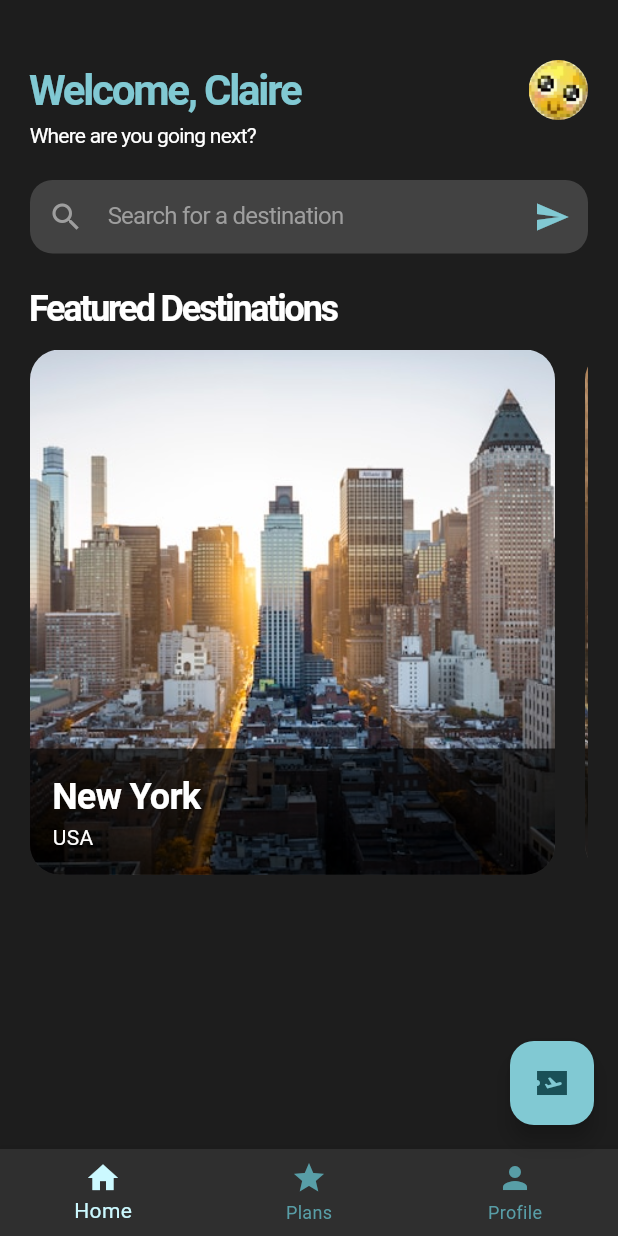
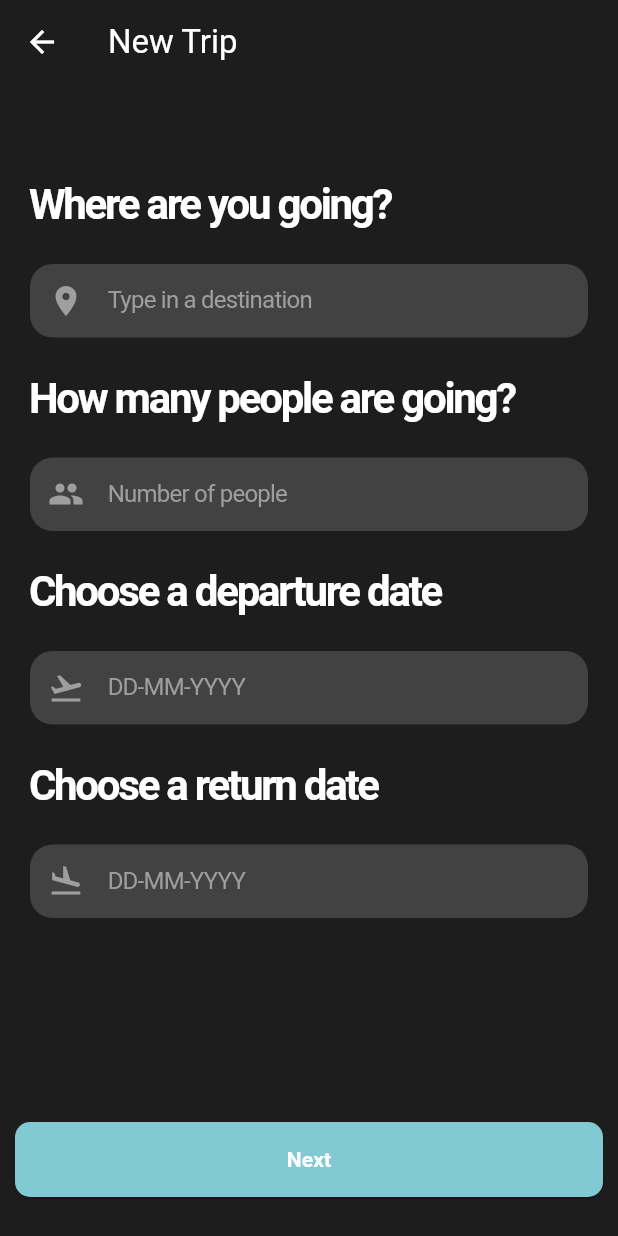
Before and after one commit to dnrm/vecto, a Flutter app: the HomeScreen screen opened directly, after a tap on the "airplane ticket" icon, on a phone screen of 412 x 824 dp. Run offline on Flutter 3.47's test engine with Material 3 defaults, Android fonts, the phone set to English and light mode, and no system bars.

Commit message:
Added form lol

```diff
--- a/lib/screens/home.dart
+++ b/lib/screens/home.dart
@@ -1,7 +1,9 @@
 import 'package:flutter/material.dart';
 import 'package:vecto/constants.dart';
+import 'package:vecto/screens/new_trip.dart';
 
 import 'package:vecto/widgets/featured_destinations.dart';
+import 'package:vecto/widgets/popular_destinations.dart';
 
 class HomeScreen extends StatelessWidget {
   const HomeScreen({super.key});
@@ -10,7 +12,16 @@ class HomeScreen extends StatelessWidget {
   Widget build(BuildContext context) {
     return Scaffold(
       floatingActionButton: FloatingActionButton(
-        onPressed: () {},
+        onPressed: () {
+          Navigator.push(
+            context,
+            MaterialPageRoute(
+              builder: (context) {
+                return const NewTripPage();
+              },
+            ),
+          );
+        },
         backgroundColor: primaryDark,
         foregroundColor: const Color.fromARGB(255, 26, 80, 87),
         child: const Icon(Icons.airplane_ticket_sharp),
@@ -23,7 +34,8 @@ class HomeScreen extends StatelessWidget {
           BottomNavigationBarItem(icon: Icon(Icons.home), label: 'Home'),
           BottomNavigationBarItem(icon: Icon(Icons.star), label: 'Plans'),
           BottomNavigationBarItem(icon: Icon(Icons.person), label: 'Profile'),
-          ]),
+        ],
+      ),
       backgroundColor: backgroundGrey,
       body: SafeArea(
         child: SingleChildScrollView(
@@ -112,6 +124,10 @@ class HomeScreen extends StatelessWidget {
                 height: 20,
               ),
               const FeaturedDestinations(),
+              const SizedBox(
+                height: 20,
+              ),
+              const PopularDestinations(),
             ],
           ),
         ),
--- /dev/null
+++ b/lib/screens/new_trip.dart
@@ -0,0 +1,236 @@
+import 'package:flutter/material.dart';
+import 'package:vecto/constants.dart';
+
+class NewTripPage extends StatefulWidget {
+  const NewTripPage({super.key});
+
+  @override
+  State<NewTripPage> createState() => _NewTripPageState();
+}
+
+class _NewTripPageState extends State<NewTripPage> {
+  final TextEditingController _destinationController = TextEditingController();
+  final TextEditingController _peopleController = TextEditingController();
+  final TextEditingController _departureController = TextEditingController();
+  final TextEditingController _returnController = TextEditingController();
+
+  @override
+  Widget build(BuildContext context) {
+    return Scaffold(
+      floatingActionButtonLocation: FloatingActionButtonLocation.centerFloat,
+      floatingActionButton: SizedBox(
+        width: double.infinity,
+        child: _nextButton(),
+      ),
+      backgroundColor: backgroundGrey,
+      appBar: AppBar(
+        title: const Text('New Trip'),
+        backgroundColor: backgroundGrey,
+        foregroundColor: Colors.white,
+      ),
+      body: SafeArea(
+        child: SingleChildScrollView(
+          padding: const EdgeInsets.all(20),
+          child: Column(
+            crossAxisAlignment: CrossAxisAlignment.stretch,
+            children: [
+              // Headings with questions
+              const SizedBox(height: 40),
+              const Text(
+                'Where are you going?',
+                style: TextStyle(
+                  color: Colors.white,
+                  fontSize: 28,
+                  fontWeight: FontWeight.bold,
+                  letterSpacing: -1.5,
+                ),
+              ),
+              const SizedBox(height: 20),
+              Container(
+                decoration: BoxDecoration(
+                  color: Colors.grey[800],
+                  borderRadius: BorderRadius.circular(15),
+                ),
+                child: TextField(
+                  controller: _destinationController,
+                  style: const TextStyle(
+                    color: Colors.white,
+                  ),
+                  decoration: const InputDecoration(
+                    prefixIcon: Icon(
+                      Icons.location_on,
+                      color: Colors.grey,
+                    ),
+                    hintText: "Type in a destination",
+                    hintStyle: TextStyle(
+                      color: Colors.grey,
+                      letterSpacing: -0.5,
+                    ),
+                    border: InputBorder.none,
+                    contentPadding: EdgeInsets.symmetric(
+                      horizontal: 20,
+                      vertical: 12.5,
+                    ),
+                  ),
+                ),
+              ),
+              const SizedBox(height: 20),
+              const Text(
+                'How many people are going?',
+                style: TextStyle(
+                  color: Colors.white,
+                  fontSize: 28,
+                  fontWeight: FontWeight.bold,
+                  letterSpacing: -1.5,
+                ),
+              ),
+              const SizedBox(height: 20),
+              Container(
+                decoration: BoxDecoration(
+                  color: Colors.grey[800],
+                  borderRadius: BorderRadius.circular(15),
+                ),
+                child: TextField(
+                  controller: _peopleController,
+                  style: const TextStyle(
+                    color: Colors.white,
+                  ),
+                  decoration: const InputDecoration(
+                    prefixIcon: Icon(
+                      Icons.people,
+                      color: Colors.grey,
+                    ),
+                    hintText: "Number of people",
+                    hintStyle: TextStyle(
+                      color: Colors.grey,
+                      letterSpacing: -0.5,
+                    ),
+                    border: InputBorder.none,
+                    contentPadding: EdgeInsets.symmetric(
+                      horizontal: 20,
+                      vertical: 12.5,
+                    ),
+                  ),
+                ),
+              ),
+              const SizedBox(height: 20),
+              const Text(
+                'Choose a departure date',
+                style: TextStyle(
+                  color: Colors.white,
+                  fontSize: 28,
+                  fontWeight: FontWeight.bold,
+                  letterSpacing: -1.5,
+                ),
+              ),
+              const SizedBox(height: 20),
+              Container(
+                decoration: BoxDecoration(
+                  color: Colors.grey[800],
+                  borderRadius: BorderRadius.circular(15),
+                ),
+                child: TextField(
+                  controller: _departureController,
+                  style: const TextStyle(
+                    color: Colors.white,
+                  ),
+                  decoration: const InputDecoration(
+                    prefixIcon: Icon(
+                      Icons.flight_takeoff,
+                      color: Colors.grey,
+                    ),
+                    hintText: "DD-MM-YYYY",
+                    hintStyle: TextStyle(
+                      color: Colors.grey,
+                      letterSpacing: -0.5,
+                    ),
+                    border: InputBorder.none,
+                    contentPadding: EdgeInsets.symmetric(
+                      horizontal: 20,
+                      vertical: 12.5,
+                    ),
+                  ),
+                ),
+              ),
+              const SizedBox(height: 20),
+              const Text(
+                'Choose a return date',
+                style: TextStyle(
+                  color: Colors.white,
+                  fontSize: 28,
+                  fontWeight: FontWeight.bold,
+                  letterSpacing: -1.5,
+                ),
+              ),
+              const SizedBox(height: 20),
+              Container(
+                decoration: BoxDecoration(
+                  color: Colors.grey[800],
+                  borderRadius: BorderRadius.circular(15),
+                ),
+                child: TextField(
+                  controller: _returnController,
+                  style: const TextStyle(
+                    color: Colors.white,
+                  ),
+                  decoration: const InputDecoration(
+                    prefixIcon: Icon(
+                      Icons.flight_land,
+                      color: Colors.grey,
+                    ),
+                    hintText: "DD-MM-YYYY",
+                    hintStyle: TextStyle(
+                      color: Colors.grey,
+                      letterSpacing: -0.5,
+                    ),
+                    border: InputBorder.none,
+                    contentPadding: EdgeInsets.symmetric(
+                      horizontal: 20,
+                      vertical: 12.5,
+                    ),
+                  ),
+                ),
+              ),
+            ],
+          ),
+        ),
+      ),
+    );
+  }
+
+  Widget _nextButton() {
+    return Container(
+      margin: const EdgeInsets.all(10),
+      child: ElevatedButton(
+        style: ElevatedButton.styleFrom(
+          backgroundColor: primaryDark,
+          padding: const EdgeInsets.symmetric(
+            vertical: 15,
+          ),
+          shape: RoundedRectangleBorder(
+            borderRadius: BorderRadius.circular(10),
+          ),
+        ),
+        child: const Text(
+          'Next',
+          style: TextStyle(
+            color: Colors.white,
+            fontWeight: FontWeight.bold,
+          ),
+        ),
+        onPressed: () {
+          print("""
+Departure: ${_departureController.text}
+Destination: ${_destinationController.text}
+People: ${_peopleController.text}
+Return: ${_returnController.text}
+""");
+          print(_departureController.text);
+          print(_destinationController.text);
+          print(_peopleController.text);
+          print(_returnController.text);
+        },
+      ),
+    );
+  }
+}
--- /dev/null
+++ b/lib/widgets/popular_destinations.dart
@@ -0,0 +1,112 @@
+import 'package:flutter/material.dart';
+
+class PopularDestinations extends StatelessWidget {
+  const PopularDestinations({super.key});
+
+  @override
+  Widget build(BuildContext context) {
+    return Column(
+      crossAxisAlignment: CrossAxisAlignment.stretch,
+      children: [
+        const Text(
+          'Popular Destinations',
+          style: TextStyle(
+            fontSize: 24,
+            fontWeight: FontWeight.bold,
+            letterSpacing: -1.5,
+            color: Colors.white,
+          ),
+        ),
+        const SizedBox(height: 10),
+        SizedBox(
+          height: 350,
+          child: ListView(
+            scrollDirection: Axis.horizontal,
+
+            children: [
+              _buildDestinationCard(
+                image: 'assets/images/cupertino.jpeg',
+                title: 'Cupertino',
+                subtitle: 'USA',
+              ),
+              _buildDestinationCard(
+                image: 'assets/images/nyc-2.jpg',
+                title: 'Berlin',
+                subtitle: 'Germany',
+              ),
+              _buildDestinationCard(
+                image: 'assets/images/cesky.jpg',
+                title: 'Český Krumlov',
+                subtitle: 'Czech Republic',
+              ),
+              _buildDestinationCard(
+                image: 'assets/images/nyc-1.jpg',
+                title: 'New York',
+                subtitle: 'USA',
+              ),
+              _buildDestinationCard(
+                image: 'assets/images/einstein.JPG',
+                title: 'Houston',
+                subtitle: 'USA',
+              ),
+            ],
+          ),
+        ),
+      ],
+    );
+  }
+
+  Widget _buildDestinationCard({
+    required String image,
+    required String title,
+    required String subtitle,
+  }) {
+    return Container(
+      margin: const EdgeInsets.only(right: 20),
+      width: 350,
+      decoration: BoxDecoration(
+        borderRadius: BorderRadius.circular(20),
+        image: DecorationImage(
+          image: AssetImage(image),
+          fit: BoxFit.cover,
+        ),
+      ),
+      child: Column(
+        mainAxisAlignment: MainAxisAlignment.end,
+        children: [
+          Container(
+            padding: const EdgeInsets.all(15),
+            alignment: Alignment.centerLeft,
+            decoration: BoxDecoration(
+              color: Colors.black.withOpacity(0.65),
+              borderRadius: const BorderRadius.only(
+                bottomLeft: Radius.circular(20),
+                bottomRight: Radius.circular(20),
+              ),
+            ),
+            child: Column(
+              crossAxisAlignment: CrossAxisAlignment.start,
+              children: [
+                Text(
+                  title,
+                  style: const TextStyle(
+                    color: Colors.white,
+                    fontWeight: FontWeight.bold,
+                    fontSize: 24,
+                    letterSpacing: -0.5
+                  ),
+                ),
+                Text(
+                  subtitle,
+                  style: const TextStyle(
+                    color: Colors.white,
+                  ),
+                ),
+              ],
+            ),
+          ),
+        ],
+      ),
+    );
+  }
+}
```
Lines whose indentation alone changed are shown as unchanged.
